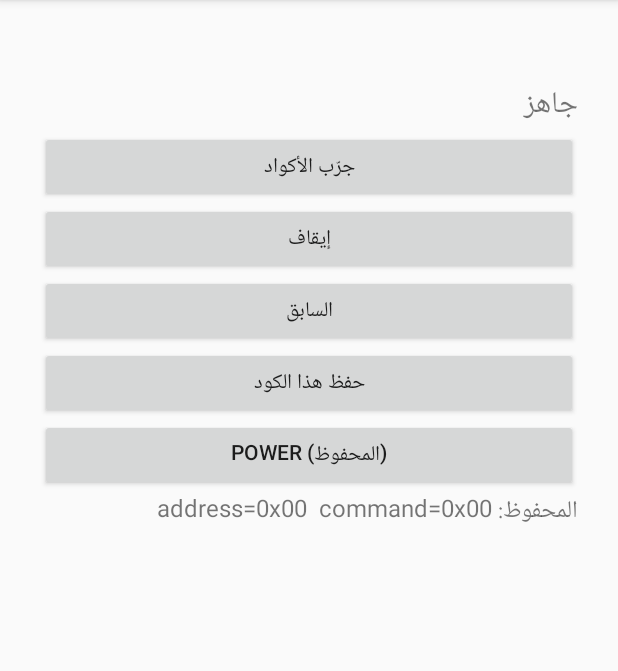
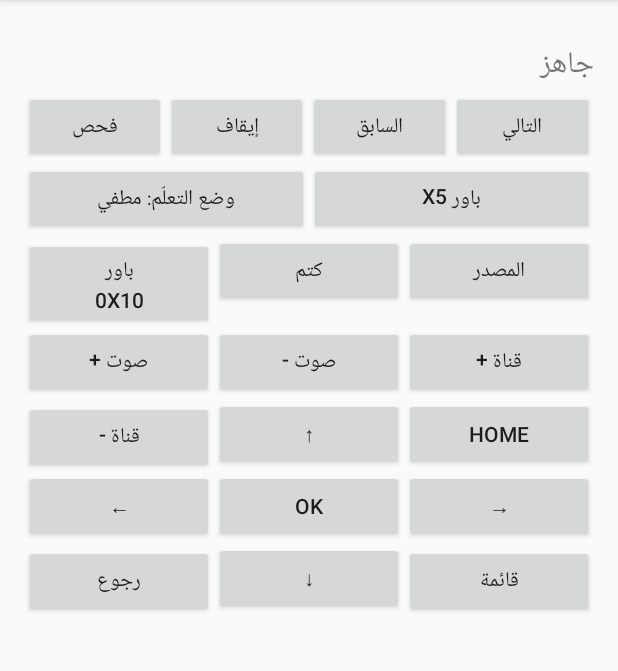
Before and after one commit to emada0360-del/TvRemote, an Android app: the screen it shows after launch (MainActivity), on a phone screen of 412 x 824 dp, the part 84-755 px from its top. Run offline under Robolectric (Android 15) with nearby library versions, the phone set to English and light mode, and no system bars; 2 statements that could not run were skipped.

Commit message:
Refactor MainActivity for improved functionality

```diff
--- a/app/src/main/java/com/example/tvremote/MainActivity.kt
+++ b/app/src/main/java/com/example/tvremote/MainActivity.kt
@@ -5,31 +5,39 @@ import android.hardware.ConsumerIrManager
 import android.os.Bundle
 import android.os.Handler
 import android.os.Looper
-import android.view.Gravity
 import android.widget.Button
 import android.widget.LinearLayout
+import android.widget.ScrollView
 import android.widget.TextView
+import android.widget.Toast
 import androidx.appcompat.app.AppCompatActivity
 
 class MainActivity : AppCompatActivity() {
 
     private lateinit var ir: ConsumerIrManager
     private lateinit var info: TextView
-    private lateinit var saved: TextView
     private val handler = Handler(Looper.getMainLooper())
     private val prefs by lazy { getSharedPreferences("tv", Context.MODE_PRIVATE) }
+    private val btns = HashMap<String, Button>()
 
+    private val addr = 0x01
+    private var cur = -1
     private var scanning = false
-    private var addr = 0
-    private var cmd = 0
+    private var learn = false
+
+    private val keys = listOf(
+        "Power" to "باور", "Mute" to "كتم", "Source" to "المصدر",
+        "Vol+" to "صوت +", "Vol-" to "صوت -", "CH+" to "قناة +",
+        "CH-" to "قناة -", "Up" to "↑", "Home" to "Home",
+        "Left" to "←", "OK" to "OK", "Right" to "→",
+        "Back" to "رجوع", "Down" to "↓", "Menu" to "قائمة"
+    )
 
     private fun nec(a: Int, c: Int): IntArray {
         val p = ArrayList<Int>()
         p += 9000; p += 4500
-        val data = (a and 0xFF) or
-                ((a.inv() and 0xFF) shl 8) or
-                ((c and 0xFF) shl 16) or
-                ((c.inv() and 0xFF) shl 24)
+        val data = (a and 0xFF) or ((a.inv() and 0xFF) shl 8) or
+                ((c and 0xFF) shl 16) or ((c.inv() and 0xFF) shl 24)
         for (i in 0 until 32) {
             p += 560
             p += if (((data shr i) and 1) == 1) 1690 else 560
@@ -38,22 +46,36 @@ class MainActivity : AppCompatActivity() {
         return p.toIntArray()
     }
 
-    private fun send(a: Int, c: Int) {
-        if (ir.hasIrEmitter()) ir.transmit(38000, nec(a, c))
+    private fun send(c: Int) {
+        if (ir.hasIrEmitter()) ir.transmit(38000, nec(addr, c))
     }
 
-    private fun label(a: Int, c: Int) = "address=0x%02X  command=0x%02X".format(a, c)
+    private fun show() { info.text = "address=0x01  command=0x%02X".format(cur.coerceAtLeast(0)) }
+
+    private fun saved(id: String) = prefs.getInt("k_$id", if (id == "Power") 0x10 else -1)
+
+    private fun refresh(id: String, ar: String) {
+        val s = saved(id)
+        btns[id]?.text = if (s >= 0) "$ar\n0x%02X".format(s) else ar
+    }
 
     private val scanStep = object : Runnable {
         override fun run() {
             if (!scanning) return
-            send(addr, cmd)
-            info.text = label(addr, cmd)
-            cmd++
-            if (cmd > 255) { cmd = 0; addr++ }
-            if (addr > 255) { scanning = false; info.text = "انتهى الفحص"; return }
-            handler.postDelayed(this, 700)
+            if (cur >= 255) { scanning = false; info.text = "انتهى الفحص"; return }
+            cur++; send(cur); show()
+            handler.postDelayed(this, 600)
         }
+    }
+
+    private fun tool(t: String, f: () -> Unit) = Button(this).apply {
+        text = t; setOnClickListener { f() }
+        layoutParams = LinearLayout.LayoutParams(0, LinearLayout.LayoutParams.WRAP_CONTENT, 1f)
+    }
+
+    private fun row(vararg v: Button) = LinearLayout(this).apply {
+        orientation = LinearLayout.HORIZONTAL
+        v.forEach { addView(it) }
     }
 
     override fun onCreate(savedInstanceState: Bundle?) {
@@ -62,48 +84,50 @@ class MainActivity : AppCompatActivity() {
 
         val root = LinearLayout(this).apply {
             orientation = LinearLayout.VERTICAL
-            gravity = Gravity.CENTER_HORIZONTAL
-            setPadding(40, 80, 40, 40)
+            setPadding(24, 40, 24, 40)
         }
+        info = TextView(this).apply { textSize = 20f; text = "جاهز" }
+        root.addView(info)
 
-        info = TextView(this).apply { textSize = 20f; text = "جاهز" }
-        saved = TextView(this).apply {
-            textSize = 16f
-            text = "المحفوظ: " + label(prefs.getInt("a", 0), prefs.getInt("c", 0))
+        // أدوات الفحص
+        root.addView(row(
+            tool("فحص") { if (!scanning) { scanning = true; handler.post(scanStep) } },
+            tool("إيقاف") { scanning = false },
+            tool("السابق") { scanning = false; cur = (cur - 1).coerceAtLeast(0); send(cur); show() },
+            tool("التالي") { scanning = false; cur = (cur + 1).coerceAtMost(255); send(cur); show() }
+        ))
+
+        val learnBtn = tool("وضع التعلّم: مطفي") {}
+        learnBtn.setOnClickListener {
+            learn = !learn
+            learnBtn.text = if (learn) "وضع التعلّم: شغّال" else "وضع التعلّم: مطفي"
         }
+        val power5 = tool("باور x5") {
+            val c = saved("Power")
+            for (i in 0 until 5) handler.postDelayed({ send(c) }, i * 350L)
+        }
+        root.addView(row(learnBtn, power5))
 
-        fun btn(t: String, onClick: () -> Unit) = Button(this).apply {
-            text = t; setOnClickListener { onClick() }
+        // شبكة الأزرار
+        keys.chunked(3).forEach { r ->
+            val bs = r.map { (id, ar) ->
+                tool(ar) {
+                    if (learn) {
+                        if (cur < 0) { Toast.makeText(this, "افحص أولاً", Toast.LENGTH_SHORT).show() }
+                        else { prefs.edit().putInt("k_$id", cur).apply(); refresh(id, ar) }
+                    } else {
+                        val s = saved(id)
+                        if (s >= 0) send(s) else Toast.makeText(this, "غير محفوظ", Toast.LENGTH_SHORT).show()
+                    }
+                }.also { btns[id] = it }
+            }
+            root.addView(row(*bs.toTypedArray()))
         }
+        keys.forEach { (id, ar) -> refresh(id, ar) }
 
-        val start = btn("جرّب الأكواد") {
-            if (!scanning) { scanning = true; handler.post(scanStep) }
-        }
-        val stop = btn("إيقاف") { scanning = false }
-        val back = btn("السابق") {
-            scanning = false
-            cmd--
-            if (cmd < 0) { cmd = 255; addr = (addr - 1).coerceAtLeast(0) }
-            send(addr, cmd); info.text = label(addr, cmd)
-        }
-        val save = btn("حفظ هذا الكود") {
-            var a = addr; var c = cmd - 1
-            if (c < 0) { c = 255; a = (a - 1).coerceAtLeast(0) }
-            prefs.edit().putInt("a", a).putInt("c", c).apply()
-            saved.text = "المحفوظ: " + label(a, c)
-        }
-        val power = btn("Power (المحفوظ)") {
-            send(prefs.getInt("a", 0), prefs.getInt("c", 0))
-        }
-
-        listOf(info, start, stop, back, save, power, saved).forEach { root.addView(it) }
-        setContentView(root)
-
+        setContentView(ScrollView(this).apply { addView(root) })
         if (!ir.hasIrEmitter()) info.text = "الموبايل ما بيه IR"
     }
 
-    override fun onDestroy() {
-        scanning = false
-        super.onDestroy()
-    }
+    override fun onDestroy() { scanning = false; super.onDestroy() }
 }
```
